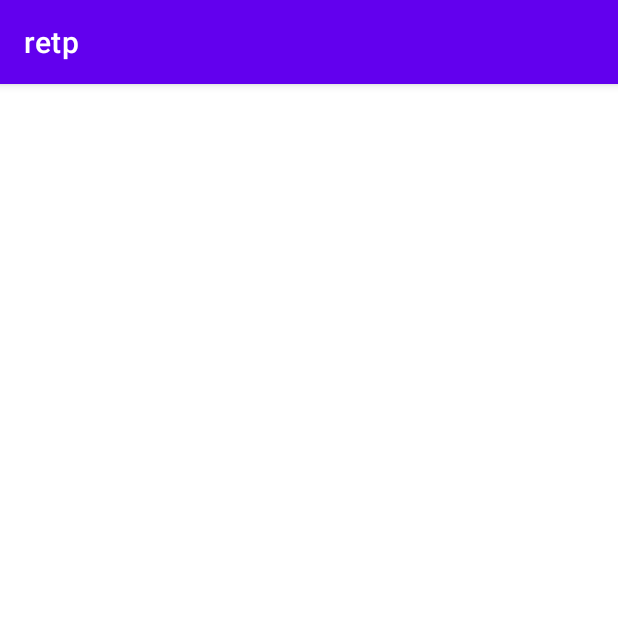
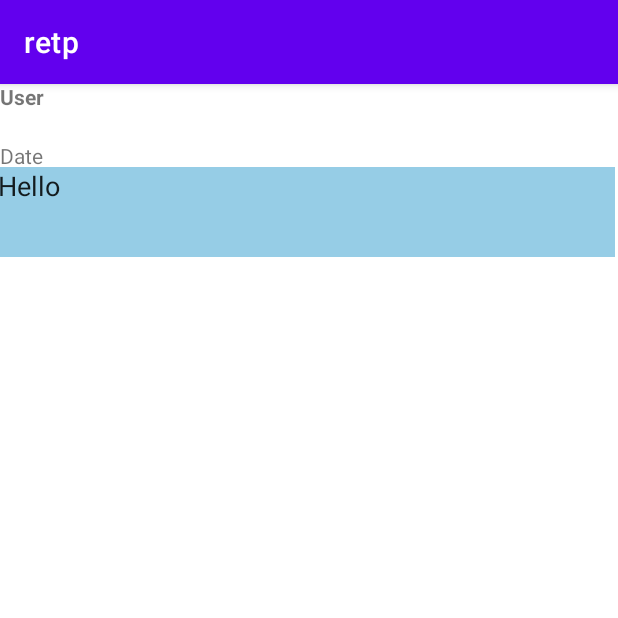
Before and after one commit to hongson0879/Capstone1.C1SE.06, an Android app: the subchat_activity2 screen opened directly, with no data from a screen before it, on a phone screen of 412 x 824 dp, the top half of it. Run offline under Robolectric (Android 15) with nearby library versions, the phone set to English and light mode, and no system bars.

Commit message:
sub_chat activity

```diff
--- a/app/src/main/res/layout/activity_subchat_activity2.xml
+++ b/app/src/main/res/layout/activity_subchat_activity2.xml
@@ -7,25 +7,45 @@
     tools:context=".subchat_activity2">
 
     <TextView
-        android:layout_width="wrap_content"
-        android:layout_height="wrap_content"
+        android:id="@+id/message_user"
+        android:layout_width="115dp"
+        android:layout_height="37dp"
+        android:layout_alignParentStart="true"
         android:layout_alignParentTop="true"
-        android:id="@+id/message_user"
+        android:layout_marginStart="0dp"
+        android:layout_marginTop="-1dp"
+        android:text="User"
         android:textStyle="normal|bold" />
 
     <TextView
-        android:layout_width="wrap_content"
+        android:id="@+id/message_time"
+        android:layout_width="118dp"
         android:layout_height="wrap_content"
+
         android:layout_alignBottom="@+id/message_user"
-
-        android:id="@+id/message_time" />
+        android:layout_alignParentStart="true"
+        android:layout_alignParentEnd="true"
+        android:layout_alignParentRight="true"
+        android:layout_marginStart="0dp"
+        android:layout_marginEnd="293dp"
+        android:layout_marginRight="293dp"
+        android:layout_marginBottom="-21dp"
+        android:text="Date" />
 
     <TextView
-        android:layout_width="wrap_content"
-        android:layout_height="wrap_content"
+        android:id="@+id/message_text"
+        android:layout_width="409dp"
+        android:layout_height="60dp"
         android:layout_below="@+id/message_user"
-        android:layout_marginTop="5dp"
-        android:id="@+id/message_text"
+        android:layout_alignParentStart="true"
+        android:layout_alignParentEnd="true"
+        android:layout_alignParentRight="true"
+        android:layout_marginStart="-1dp"
+        android:layout_marginTop="19dp"
+        android:layout_marginEnd="2dp"
+        android:layout_marginRight="2dp"
+        android:background="#96CDE6"
+        android:text="Hello "
         android:textAppearance="@style/TextAppearance.AppCompat.Body1"
         android:textSize="18sp" />
 </RelativeLayout>
```
